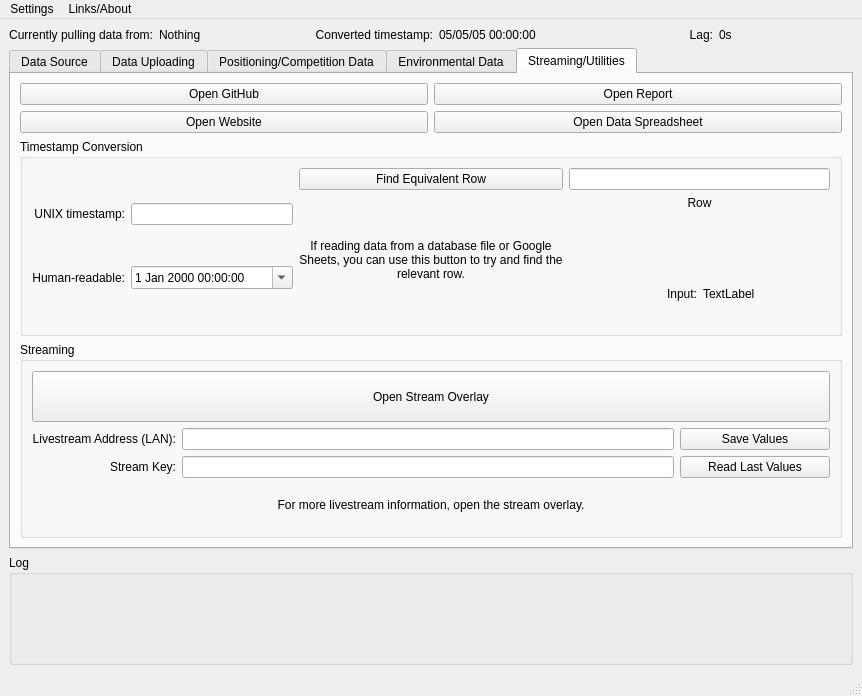
Before: the Qt Designer form src/main/resources/new2020.ui in aacttelemetry/aactui, drawn with Qt 5.
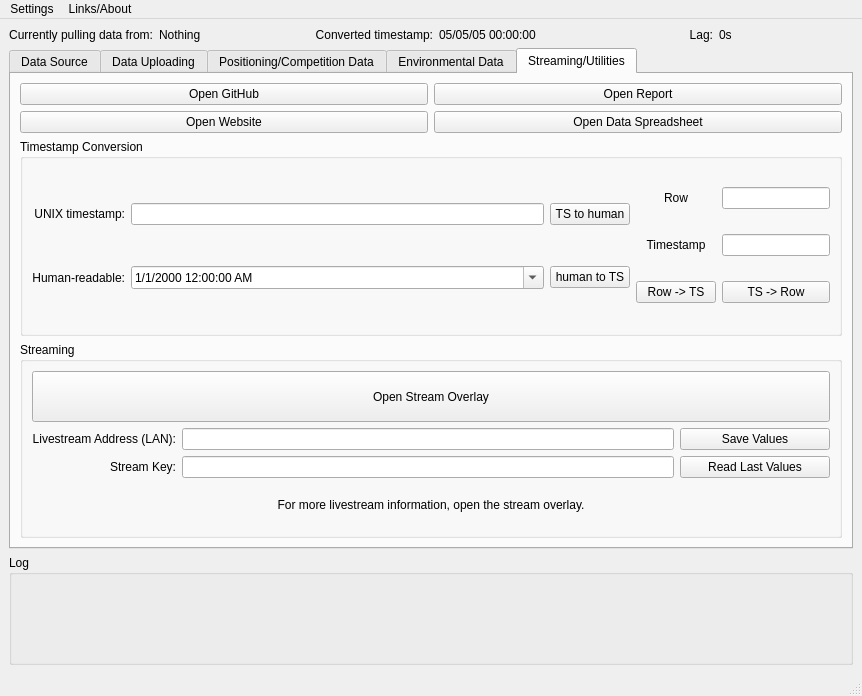
After: the same form once the commit is applied.

```diff
--- a/src/main/resources/new2020.ui
+++ b/src/main/resources/new2020.ui
@@ -1430,7 +1430,7 @@
           <property name="title">
            <string>Timestamp Conversion</string>
           </property>
-          <layout class="QHBoxLayout" name="horizontalLayout_14">
+          <layout class="QHBoxLayout" name="horizontalLayout_3">
            <item>
             <layout class="QGridLayout" name="gridLayout_16">
              <item row="0" column="0">
@@ -1458,6 +1458,9 @@
              </item>
              <item row="1" column="1">
               <widget class="QDateTimeEdit" name="dateTimeEdit">
+               <property name="displayFormat">
+                <string>M/d/yyyy h:mm:ss AP</string>
+               </property>
                <property name="calendarPopup">
                 <bool>true</bool>
                </property>
@@ -1470,60 +1473,80 @@
              <item>
               <widget class="QPushButton" name="find_row_button">
                <property name="text">
-                <string>Find Equivalent Row</string>
+                <string>TS to human</string>
                </property>
               </widget>
              </item>
              <item>
-              <widget class="QLabel" name="label_120">
+              <widget class="QPushButton" name="pushButton">
                <property name="text">
-                <string>If reading data from a database file or Google Sheets, you can use this button to try and find the relevant row.</string>
-               </property>
-               <property name="alignment">
-                <set>Qt::AlignCenter</set>
-               </property>
-               <property name="wordWrap">
-                <bool>true</bool>
+                <string>human to TS</string>
                </property>
               </widget>
              </item>
             </layout>
            </item>
            <item>
-            <layout class="QVBoxLayout" name="verticalLayout_14">
-             <item>
-              <widget class="QLineEdit" name="lineEdit_11"/>
+            <layout class="QGridLayout" name="gridLayout_17">
+             <property name="sizeConstraint">
+              <enum>QLayout::SetDefaultConstraint</enum>
+             </property>
+             <item row="2" column="0">
+              <widget class="QLabel" name="label_4">
+               <property name="text">
+                <string>Timestamp</string>
+               </property>
+               <property name="alignment">
+                <set>Qt::AlignCenter</set>
+               </property>
+              </widget>
              </item>
-             <item>
+             <item row="2" column="1">
+              <widget class="QLineEdit" name="lineEdit_16">
+               <property name="sizePolicy">
+                <sizepolicy hsizetype="Preferred" vsizetype="Fixed">
+                 <horstretch>0</horstretch>
+                 <verstretch>0</verstretch>
+                </sizepolicy>
+               </property>
+              </widget>
+             </item>
+             <item row="1" column="0">
               <widget class="QLabel" name="label_121">
                <property name="text">
                 <string>Row</string>
                </property>
                <property name="alignment">
-                <set>Qt::AlignHCenter|Qt::AlignTop</set>
+                <set>Qt::AlignCenter</set>
                </property>
               </widget>
              </item>
-             <item>
-              <layout class="QHBoxLayout" name="horizontalLayout_3">
-               <item>
-                <widget class="QLabel" name="label_11">
-                 <property name="text">
-                  <string>Input:</string>
-                 </property>
-                 <property name="alignment">
-                  <set>Qt::AlignRight|Qt::AlignTrailing|Qt::AlignVCenter</set>
-                 </property>
-                </widget>
-               </item>
-               <item>
-                <widget class="QLabel" name="label_4">
-                 <property name="text">
-                  <string>TextLabel</string>
-                 </property>
-                </widget>
-               </item>
-              </layout>
+             <item row="1" column="1">
+              <widget class="QLineEdit" name="lineEdit_11">
+               <property name="sizePolicy">
+                <sizepolicy hsizetype="Preferred" vsizetype="Fixed">
+                 <horstretch>0</horstretch>
+                 <verstretch>0</verstretch>
+                </sizepolicy>
+               </property>
+               <property name="toolTip">
+                <string>If reading from a database file or Google Sheets, you can use this button to try and find the relevant row. It simply does the math </string>
+               </property>
+              </widget>
+             </item>
+             <item row="3" column="0">
+              <widget class="QPushButton" name="pushButton_2">
+               <property name="text">
+                <string>Row -&gt; TS</string>
+               </property>
+              </widget>
+             </item>
+             <item row="3" column="1">
+              <widget class="QPushButton" name="pushButton_3">
+               <property name="text">
+                <string>TS -&gt; Row</string>
+               </property>
+              </widget>
              </item>
             </layout>
            </item>
```
